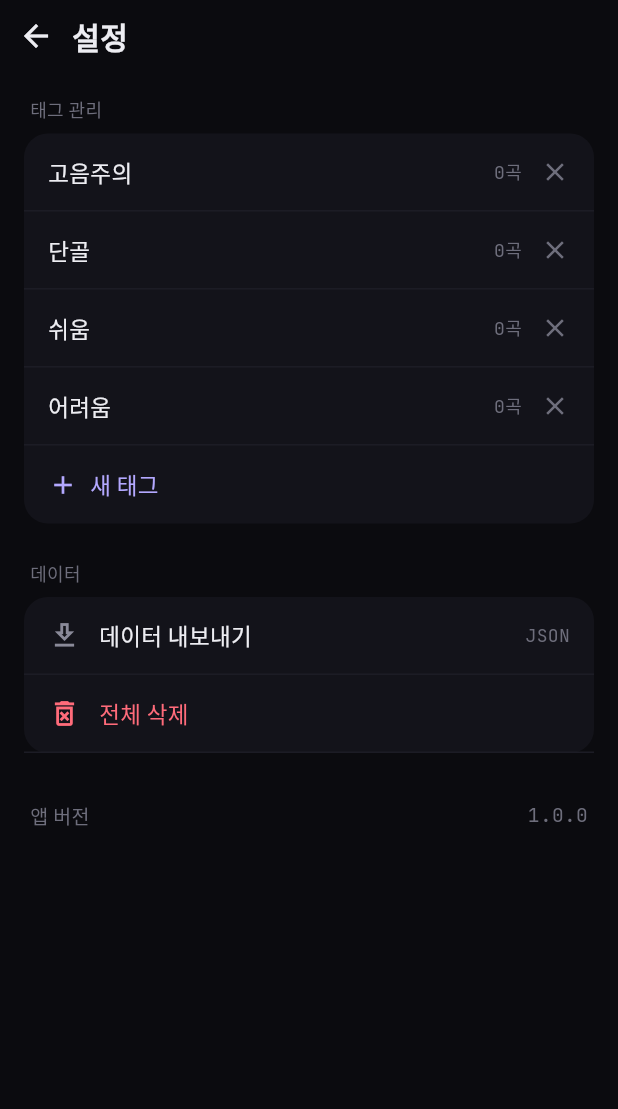
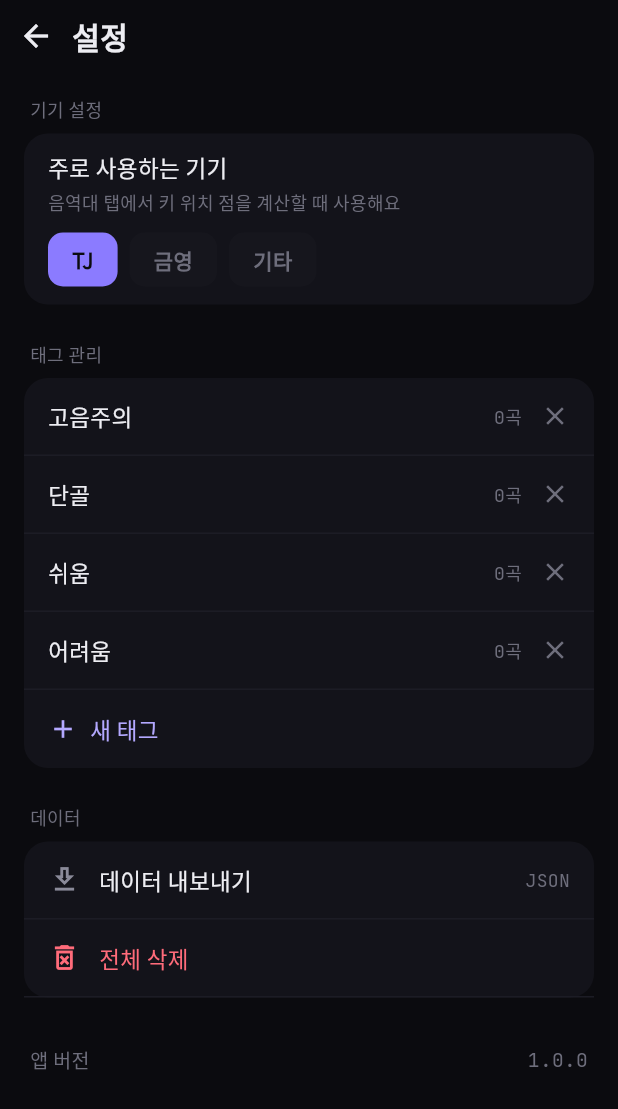
Before and after one commit to wjdgus3608/singbook, a Flutter app: the screen it shows after launch, after a tap on the "settings" icon, on a phone screen of 412 x 824 dp. Shown: the top 1109 px of the screen. Run offline on Flutter 3.47's test engine with Material 3 defaults, Android fonts, the phone set to English and light mode, and no system bars; our stand-ins replace cached_network_image, dio, google_fonts, share_plus, shared_preferences, sqflite; missing offline and left inert: pitch_detector_dart, record; accounts and stored records are empty.

Commit message:
음역대 탭 브랜드 드롭다운 제거, 기기 설정 및 두 점 표시 추가
- 설정 화면에 '주로 사용하는 기기' 선택 추가 (shared_preferences)
- 음역대 탭 곡 키 위치: 브랜드 드롭다운 제거, 현재 기기 표시만
- 원키 (◌) + 조절키 (●) 두 점으로 변위 시각화

Co-Authored-By: Claude Sonnet 4.6 <noreply@anthropic.com>

```diff
--- a/lib/screens/settings_screen.dart
+++ b/lib/screens/settings_screen.dart
@@ -1,6 +1,8 @@
 import 'package:flutter/material.dart';
 import 'package:share_plus/share_plus.dart';
 import '../db/database.dart';
+import '../models/song.dart';
+import '../services/preferences_service.dart';
 import '../theme/app_theme.dart';
 
 class SettingsScreen extends StatefulWidget {
@@ -13,6 +15,7 @@ class SettingsScreen extends StatefulWidget {
 class _SettingsScreenState extends State<SettingsScreen> {
   final _db = DatabaseHelper();
   Map<String, int> _tags = {};
+  String _preferredBrand = 'tj';
   bool _loading = true;
 
   @override
@@ -22,9 +25,13 @@ class _SettingsScreenState extends State<SettingsScreen> {
   }
 
   Future<void> _load() async {
-    final tags = await _db.getAllTags();
+    final results = await Future.wait([
+      _db.getAllTags(),
+      PreferencesService.getPreferredBrand(),
+    ]);
     setState(() {
-      _tags = tags;
+      _tags = results[0] as Map<String, int>;
+      _preferredBrand = results[1] as String;
       _loading = false;
     });
   }
@@ -167,9 +174,65 @@ class _SettingsScreenState extends State<SettingsScreen> {
                       child: Column(
                         crossAxisAlignment: CrossAxisAlignment.start,
                         children: [
+                          // Device preference section
+                          const Padding(
+                            padding: EdgeInsets.fromLTRB(20, 16, 20, 8),
+                            child: Text('기기 설정',
+                                style: TextStyle(
+                                    fontSize: 12, color: AppColors.textMuted)),
+                          ),
+                          _Card(children: [
+                            Padding(
+                              padding: const EdgeInsets.fromLTRB(16, 12, 16, 12),
+                              child: Column(
+                                crossAxisAlignment: CrossAxisAlignment.start,
+                                children: [
+                                  const Text('주로 사용하는 기기',
+                                      style: TextStyle(
+                                          fontSize: 15,
+                                          color: AppColors.textPrimary)),
+                                  const SizedBox(height: 4),
+                                  const Text('음역대 탭에서 키 위치 점을 계산할 때 사용해요',
+                                      style: TextStyle(
+                                          fontSize: 12,
+                                          color: AppColors.textMuted)),
+                                  const SizedBox(height: 12),
+                                  Row(
+                                    children: Song.brands.map((b) {
+                                      final selected = _preferredBrand == b;
+                                      return GestureDetector(
+                                        onTap: () async {
+                                          await PreferencesService.setPreferredBrand(b);
+                                          setState(() => _preferredBrand = b);
+                                        },
+                                        child: Container(
+                                          margin: const EdgeInsets.only(right: 8),
+                                          padding: const EdgeInsets.symmetric(
+                                              horizontal: 16, vertical: 8),
+                                          decoration: BoxDecoration(
+                                            color: selected
+                                                ? AppColors.accent
+                                                : AppColors.surface2,
+                                            borderRadius: BorderRadius.circular(10),
+                                          ),
+                                          child: Text(Song.brandLabels[b]!,
+                                              style: TextStyle(
+                                                  fontSize: 14,
+                                                  fontWeight: FontWeight.w600,
+                                                  color: selected
+                                                      ? AppColors.bg
+                                                      : AppColors.textMuted)),
+                                        ),
+                                      );
+                                    }).toList(),
+                                  ),
+                                ],
+                              ),
+                            ),
+                          ]),
                           // Tag section
                           const Padding(
-                            padding: EdgeInsets.fromLTRB(20, 16, 20, 8),
+                            padding: EdgeInsets.fromLTRB(20, 24, 20, 8),
                             child: Text('태그 관리',
                                 style: TextStyle(
                                     fontSize: 12, color: AppColors.textMuted)),
--- /dev/null
+++ b/lib/services/preferences_service.dart
@@ -0,0 +1,15 @@
+import 'package:shared_preferences/shared_preferences.dart';
+
+class PreferencesService {
+  static const _keyBrand = 'preferred_brand';
+
+  static Future<String> getPreferredBrand() async {
+    final prefs = await SharedPreferences.getInstance();
+    return prefs.getString(_keyBrand) ?? 'tj';
+  }
+
+  static Future<void> setPreferredBrand(String brand) async {
+    final prefs = await SharedPreferences.getInstance();
+    await prefs.setString(_keyBrand, brand);
+  }
+}
--- a/pubspec.yaml
+++ b/pubspec.yaml
@@ -20,6 +20,7 @@ dependencies:
   crypto: ^3.0.3
   path_provider: ^2.1.2
   pitch_detector_dart: ^0.0.4
+  shared_preferences: ^2.3.3
 
 dev_dependencies:
   flutter_test:
```
Also changed, not shown: lib/screens/range_screen.dart (+45 -34 lines), pubspec.lock.
